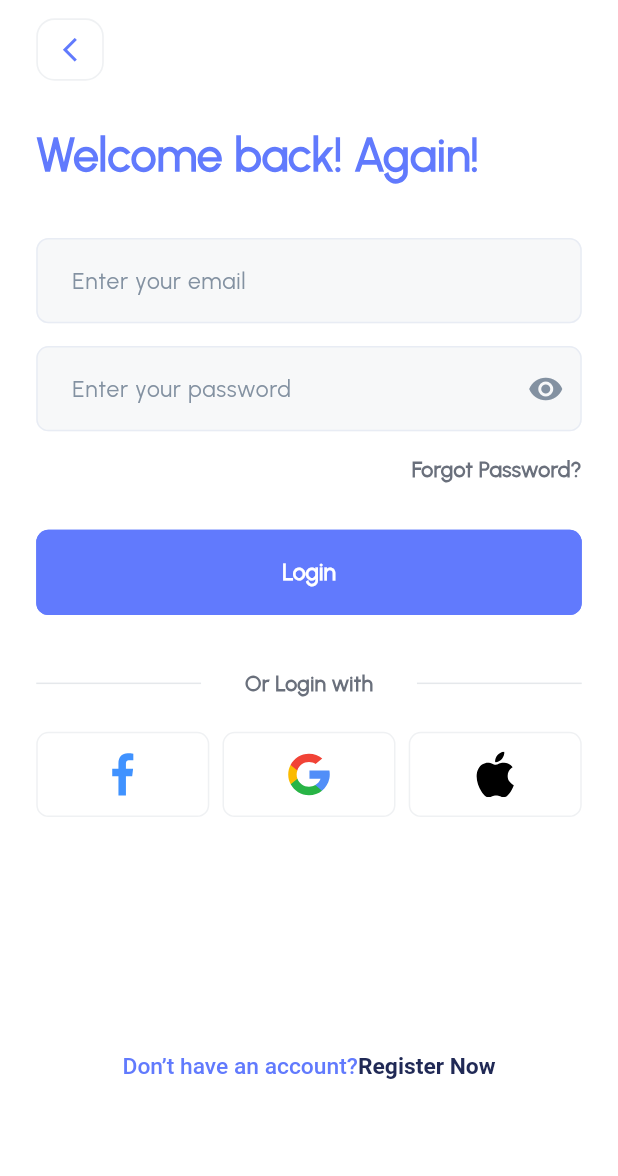
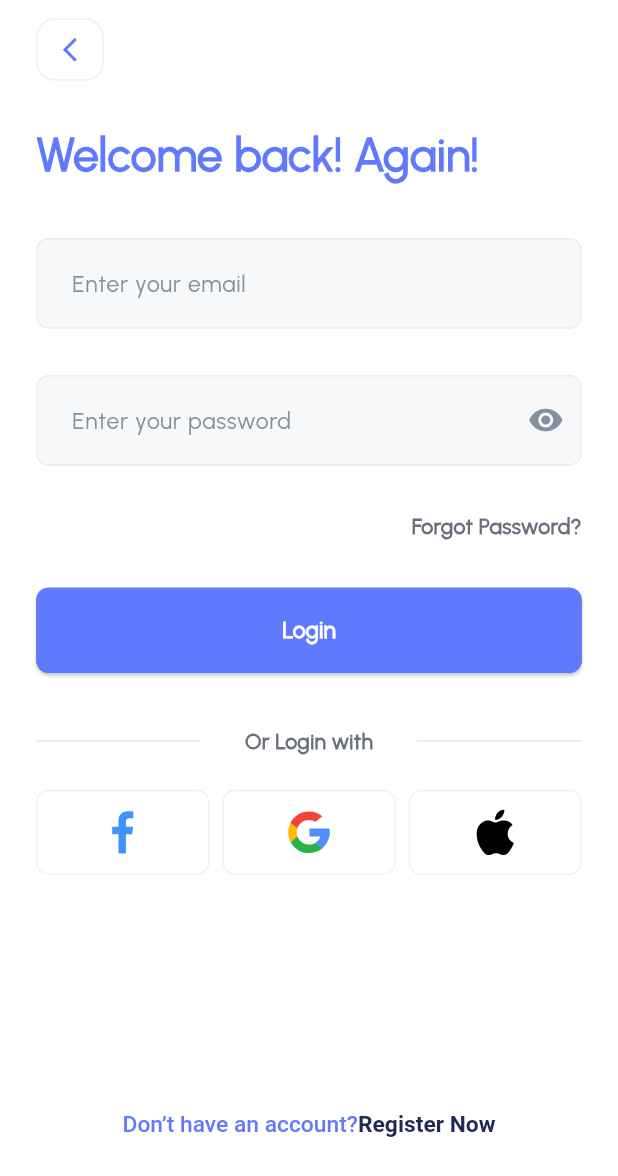
Before and after one commit to Elhaw2003/finance-app, a Flutter app: the screen it shows after launch, after a tap on "Login", on a phone screen of 412 x 824 dp. Shown: the top 1176 px of the screen. Run offline on Flutter 3.47's test engine with Material 3 defaults, Android fonts, the phone set to English and light mode, and no system bars; our stand-ins replace flutter_screenutil, flutter_svg, go_router.

Commit message:
add validation in text form field

```diff
--- a/lib/core/utilities/app_colors.dart
+++ b/lib/core/utilities/app_colors.dart
@@ -7,6 +7,7 @@ class AppColors{
   static const Color secondaryColor = Color(0xff8391A1);
   static const Color white = Colors.white;
   static const Color black = Colors.black;
+  static const Color red = Colors.red;
   static const Color black202955 = Color(0xff202955);
   static const Color grey = Color(0xff8391A1);
   static const Color darkGrey = Color(0xff6A707C);
--- a/lib/core/utilities/app_texts.dart
+++ b/lib/core/utilities/app_texts.dart
@@ -10,4 +10,5 @@ class AppTexts{
   static const String orRegisterWith = "Or Register with";
   static const String doNotHaveAnAccount = "Don’t have an account?";
   static const String registerNow = "Register Now";
+  static const String passwordMustBeAtLeast8Char = "Password Must Be AtLeast 8 Character";
 }
--- a/lib/core/widgets/custom_text_field_widget.dart
+++ b/lib/core/widgets/custom_text_field_widget.dart
@@ -3,16 +3,20 @@ import 'package:flutter/material.dart';
 import 'package:flutter_screenutil/flutter_screenutil.dart';
 
 class CustomTextFieldWidget extends StatelessWidget {
-  const CustomTextFieldWidget({super.key, required this.hintText, this.suffixIcon,this.obscureText});
+  const CustomTextFieldWidget({super.key, required this.hintText, this.suffixIcon,this.obscureText, required this.controller, this.validator});
   final String hintText;
+  final String? Function(String?)? validator;
+  final TextEditingController controller;
   final Widget? suffixIcon;
   final bool? obscureText;
   @override
   Widget build(BuildContext context) {
     return SizedBox(
-      height: 56.h,
+      height: 75.h,
       width: 331.w,
       child: TextFormField(
+        validator: validator,
+        controller: controller,
         obscureText: obscureText?? false,
         cursorColor: AppColors.primaryColor,
         decoration: InputDecoration(
@@ -33,6 +37,14 @@ class CustomTextFieldWidget extends StatelessWidget {
               borderRadius: BorderRadius.circular(8.r),
               borderSide: const BorderSide(color: AppColors.primaryColor,width: 1)
           ),
+          errorBorder: OutlineInputBorder(
+              borderRadius: BorderRadius.circular(8.r),
+              borderSide: const BorderSide(color: AppColors.red,width: 1)
+          ),
+          focusedErrorBorder: OutlineInputBorder(
+              borderRadius: BorderRadius.circular(8.r),
+              borderSide: const BorderSide(color: AppColors.red,width: 1)
+          ),
           suffixIcon: suffixIcon
         ),
       ),
--- a/lib/features/auth/login/presentation/view/widgets/login_body.dart
+++ b/lib/features/auth/login/presentation/view/widgets/login_body.dart
@@ -1,6 +1,5 @@
 import 'package:finance_app/core/utilities/app_colors.dart';
 import 'package:finance_app/core/widgets/custom_button_widget.dart';
-import 'package:finance_app/core/widgets/custom_divider_widget.dart';
 import 'package:finance_app/core/widgets/custom_text_field_widget.dart';
 import 'package:finance_app/core/widgets/spacing_widget.dart';
 import 'package:finance_app/features/auth/widgets/head_line_text_widget.dart';
@@ -9,8 +8,6 @@ import 'package:finance_app/features/auth/widgets/rich_text_widget.dart';
 import 'package:finance_app/features/auth/widgets/social_icon_widget.dart';
 import 'package:flutter/material.dart';
 import 'package:flutter_screenutil/flutter_screenutil.dart';
-
-import '../../../../../../core/utilities/app_styles.dart';
 import '../../../../../../core/utilities/app_texts.dart';
 import '../../../../../../generated/assets.dart';
 import '../../../../widgets/arrow_appbar_widget.dart';
@@ -24,11 +21,16 @@ class LoginBody extends StatefulWidget {
 
 class _LoginBodyState extends State<LoginBody> {
   bool obscureText = true;
-
+  final formKey = GlobalKey<FormState>();
+  TextEditingController emailController = TextEditingController();
+  TextEditingController passwordController = TextEditingController();
   @override
   Widget build(BuildContext context) {
     return Padding(
       padding: EdgeInsets.symmetric(horizontal: 22.w),
+      child: Form(
+        key: formKey,
+        child: SingleChildScrollView(
           child: Column(
             crossAxisAlignment: CrossAxisAlignment.start,
             children: [
@@ -37,9 +39,26 @@ class _LoginBodyState extends State<LoginBody> {
               const HeightSpacing(height: 28),
               const HeadLineTextWidget(title: AppTexts.welcomeBackAgain),
               const HeightSpacing(height: 32),
-          const CustomTextFieldWidget(hintText: AppTexts.enterYourEmail),
+               CustomTextFieldWidget(
+                 validator: (value){
+                   if(value!.isEmpty){
+                     return AppTexts.enterYourEmail;
+                   }
+                 },
+                  hintText: AppTexts.enterYourEmail,
+                  controller: emailController,
+              ),
               const HeightSpacing(height: 15),
               CustomTextFieldWidget(
+                validator: (value){
+                  if(value!.isEmpty){
+                    return AppTexts.enterYourPassword;
+                  }
+                  if(value!.length<8){
+                    return AppTexts.passwordMustBeAtLeast8Char;
+                  }
+                },
+                controller: passwordController,
                 hintText: AppTexts.enterYourPassword,
                 obscureText: obscureText,
                 suffixIcon: IconButton(
@@ -65,7 +84,12 @@ class _LoginBodyState extends State<LoginBody> {
                 ),
               ),
               const HeightSpacing(height: 30),
-          const CustomButtonWidget(
+               CustomButtonWidget(
+                onPressed: (){
+                  if(formKey.currentState!.validate()){
+
+                  }
+                },
                   title: AppTexts.login,
                   titleColor: AppColors.white,
                   buttonColor: AppColors.primaryColor,
@@ -91,6 +115,8 @@ class _LoginBodyState extends State<LoginBody> {
               ),
             ],
           ),
+        ),
+      ),
     );
   }
 }
```
Also changed, not shown: lib/features/auth/widgets/arrow_appbar_widget.dart (+6 -2 lines). Lines whose indentation alone changed are shown as unchanged.
